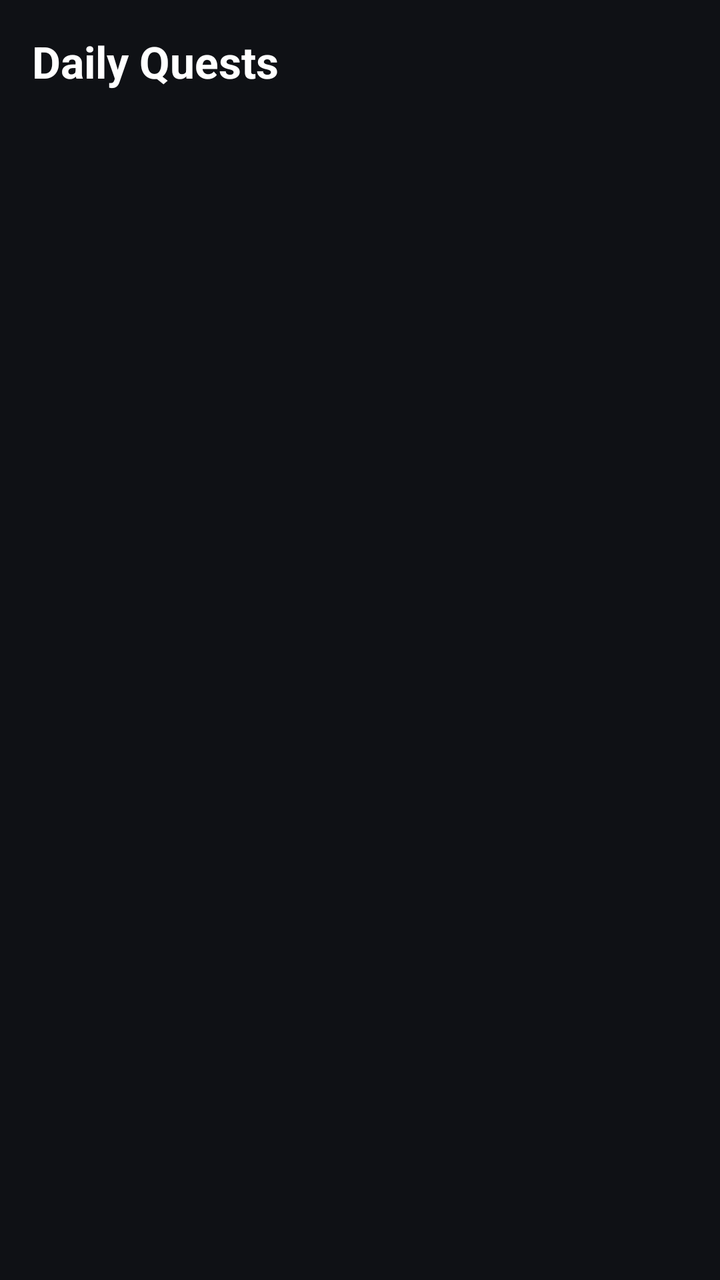
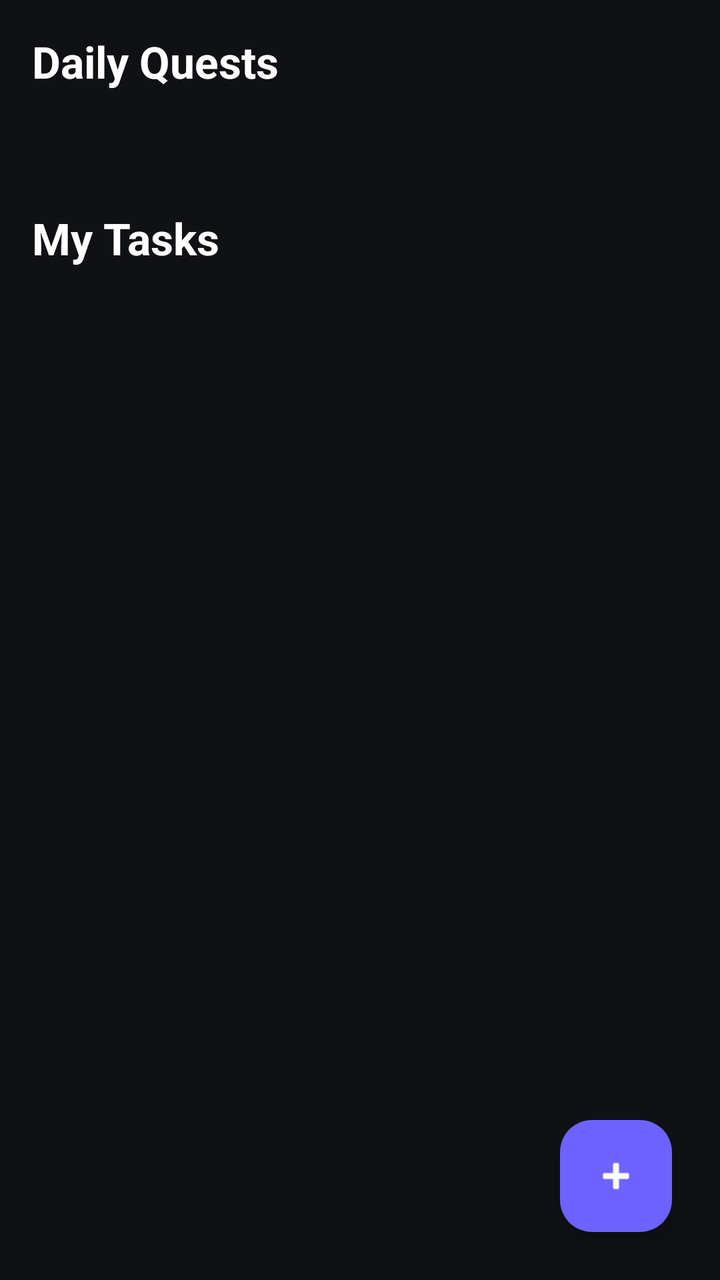

Before-and-after screenshots of an Android layout around one commit, followed by the original layout XML and the change that was made.
<!-- AndroidManifest.xml: application theme Theme.LifeOS -->
<!-- res/layout/fragment_quests.xml -->
<?xml version="1.0" encoding="utf-8"?>
<LinearLayout xmlns:android="http://schemas.android.com/apk/res/android"
    android:layout_width="match_parent"
    android:layout_height="match_parent"
    android:background="@color/background"
    android:orientation="vertical"
    android:padding="16dp">

    <TextView
        android:layout_width="wrap_content"
        android:layout_height="wrap_content"
        android:text="@string/daily_quests"
        android:textColor="@color/text_primary"
        android:textSize="22sp"
        android:textStyle="bold" />

    <TextView
        android:id="@+id/tvProgress"
        android:layout_width="wrap_content"
        android:layout_height="wrap_content"
        android:layout_marginTop="8dp"
        android:textColor="@color/secondary_accent" />

    <androidx.recyclerview.widget.RecyclerView
        android:id="@+id/recyclerQuests"
        android:layout_width="match_parent"
        android:layout_height="match_parent"
        android:layout_marginTop="12dp" />
</LinearLayout>
<!-- resources referenced by this layout -->
<resources>
  <color name="background">#0F1115</color>
  <color name="secondary_accent">#00D1FF</color>
  <color name="text_primary">#FFFFFF</color>
  <string name="daily_quests">Daily Quests</string>
  <style name="Theme.LifeOS" parent="Base.Theme.LifeOS" />
  <style name="Base.Theme.LifeOS" parent="Theme.Material3.Dark.NoActionBar">
          <item name="colorPrimary">@color/primary_accent</item>
          <item name="colorSecondary">@color/secondary_accent</item>
          <item name="android:colorBackground">@color/background</item>
          <item name="colorSurface">@color/card_background</item>
          <item name="android:textColorPrimary">@color/text_primary</item>
          <item name="android:textColorSecondary">@color/text_secondary</item>
          <item name="android:statusBarColor">@color/background</item>
          <item name="android:navigationBarColor">@color/background</item>
          <item name="materialButtonStyle">@style/Widget.LifeOS.Button</item>
          <item name="textInputStyle">@style/Widget.LifeOS.TextInput</item>
      </style>
  <color name="primary_accent">#6C63FF</color>
  <color name="card_background">#1A1D24</color>
  <color name="text_secondary">#B0B3B8</color>
  <style name="Widget.LifeOS.Button" parent="Widget.Material3.Button">
          <item name="cornerRadius">16dp</item>
          <item name="android:textAllCaps">false</item>
      </style>
  <style name="Widget.LifeOS.TextInput" parent="Widget.Material3.TextInputLayout.OutlinedBox">
          <item name="boxCornerRadiusTopStart">12dp</item>
          <item name="boxCornerRadiusTopEnd">12dp</item>
          <item name="boxCornerRadiusBottomStart">12dp</item>
          <item name="boxCornerRadiusBottomEnd">12dp</item>
      </style>
</resources>

<!-- the commit's change to res/layout/fragment_quests.xml (unified diff, before → after) -->
@@ -1,29 +1,74 @@
 <?xml version="1.0" encoding="utf-8"?>
-<LinearLayout xmlns:android="http://schemas.android.com/apk/res/android"
+<androidx.coordinatorlayout.widget.CoordinatorLayout xmlns:android="http://schemas.android.com/apk/res/android"
+    xmlns:app="http://schemas.android.com/apk/res-auto"
     android:layout_width="match_parent"
     android:layout_height="match_parent"
-    android:background="@color/background"
-    android:orientation="vertical"
-    android:padding="16dp">
+    android:background="@color/background">
 
-    <TextView
+    <androidx.core.widget.NestedScrollView
+        android:layout_width="match_parent"
+        android:layout_height="match_parent"
+        android:padding="16dp">
+
+        <LinearLayout
+            android:layout_width="match_parent"
+            android:layout_height="wrap_content"
+            android:orientation="vertical">
+
+            <TextView
+                android:layout_width="wrap_content"
+                android:layout_height="wrap_content"
+                android:text="Daily Quests"
+                android:textColor="@color/text_primary"
+                android:textSize="22sp"
+                android:textStyle="bold" />
+
+            <TextView
+                android:id="@+id/tvProgress"
+                android:layout_width="wrap_content"
+                android:layout_height="wrap_content"
+                android:layout_marginTop="4dp"
+                android:textColor="@color/secondary_accent"
+                android:textSize="14sp" />
+
+            <androidx.recyclerview.widget.RecyclerView
+                android:id="@+id/recyclerQuests"
+                android:layout_width="match_parent"
+                android:layout_height="wrap_content"
+                android:layout_marginTop="12dp"
+                android:nestedScrollingEnabled="false" />
+
+            <TextView
+                android:layout_width="wrap_content"
+                android:layout_height="wrap_content"
+                android:layout_marginTop="24dp"
+                android:text="My Tasks"
+                android:textColor="@color/text_primary"
+                android:textSize="22sp"
+                android:textStyle="bold" />
+
+            <androidx.recyclerview.widget.RecyclerView
+                android:id="@+id/recyclerTasks"
+                android:layout_width="match_parent"
+                android:layout_height="wrap_content"
+                android:layout_marginTop="12dp"
+                android:nestedScrollingEnabled="false" />
+
+            <View
+                android:layout_width="match_parent"
+                android:layout_height="100dp" />
+
+        </LinearLayout>
+    </androidx.core.widget.NestedScrollView>
+
+    <com.google.android.material.floatingactionbutton.FloatingActionButton
+        android:id="@+id/fabAddTask"
         android:layout_width="wrap_content"
         android:layout_height="wrap_content"
-        android:text="@string/daily_quests"
-        android:textColor="@color/text_primary"
-        android:textSize="22sp"
-        android:textStyle="bold" />
+        android:layout_gravity="bottom|end"
+        android:layout_margin="24dp"
+        app:srcCompat="@android:drawable/ic_input_add"
+        app:backgroundTint="@color/primary_accent"
+        app:tint="@color/white" />
 
-    <TextView
-        android:id="@+id/tvProgress"
-        android:layout_width="wrap_content"
-        android:layout_height="wrap_content"
-        android:layout_marginTop="8dp"
-        android:textColor="@color/secondary_accent" />
-
-    <androidx.recyclerview.widget.RecyclerView
-        android:id="@+id/recyclerQuests"
-        android:layout_width="match_parent"
-        android:layout_height="match_parent"
-        android:layout_marginTop="12dp" />
-</LinearLayout>
+</androidx.coordinatorlayout.widget.CoordinatorLayout>
<!-- resource entries referenced after the edit -->
@@ -1,9 +1,10 @@
 <!-- resources referenced by this layout -->
 <resources>
   <color name="background">#0F1115</color>
+  <color name="primary_accent">#6C63FF</color>
   <color name="secondary_accent">#00D1FF</color>
   <color name="text_primary">#FFFFFF</color>
-  <string name="daily_quests">Daily Quests</string>
+  <color name="white">#FFFFFFFF</color>
   <style name="Theme.LifeOS" parent="Base.Theme.LifeOS" />
   <style name="Base.Theme.LifeOS" parent="Theme.Material3.Dark.NoActionBar">
           <item name="colorPrimary">@color/primary_accent</item>
@@ -17,7 +18,6 @@
           <item name="materialButtonStyle">@style/Widget.LifeOS.Button</item>
           <item name="textInputStyle">@style/Widget.LifeOS.TextInput</item>
       </style>
-  <color name="primary_accent">#6C63FF</color>
   <color name="card_background">#1A1D24</color>
   <color name="text_secondary">#B0B3B8</color>
   <style name="Widget.LifeOS.Button" parent="Widget.Material3.Button">
